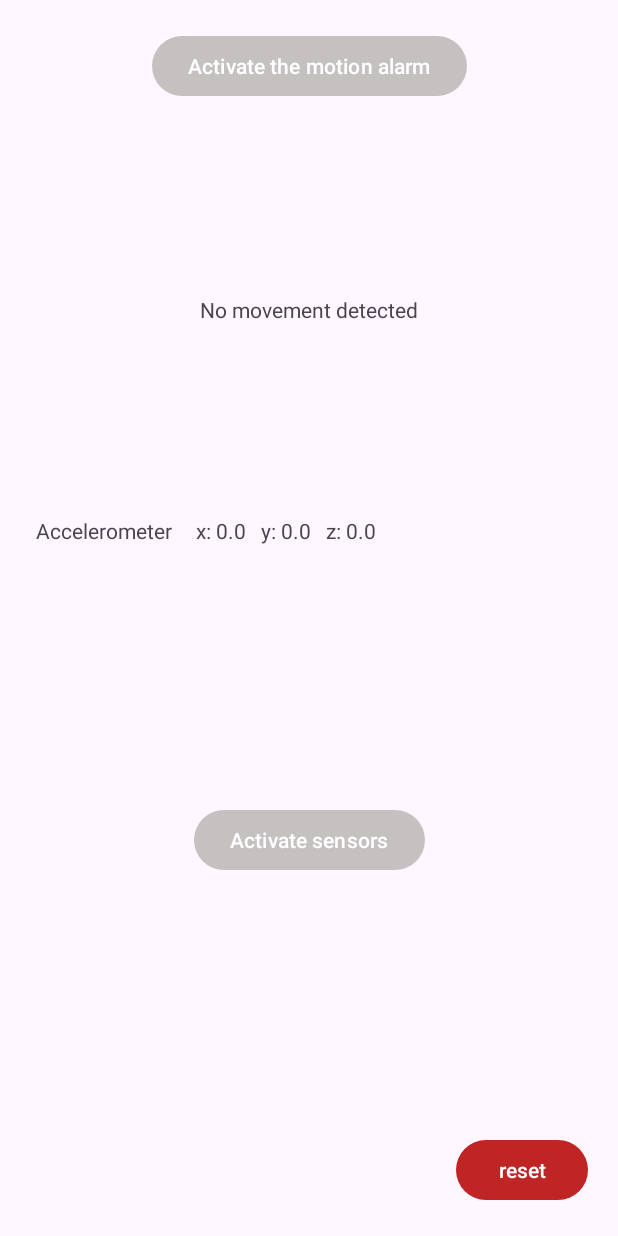
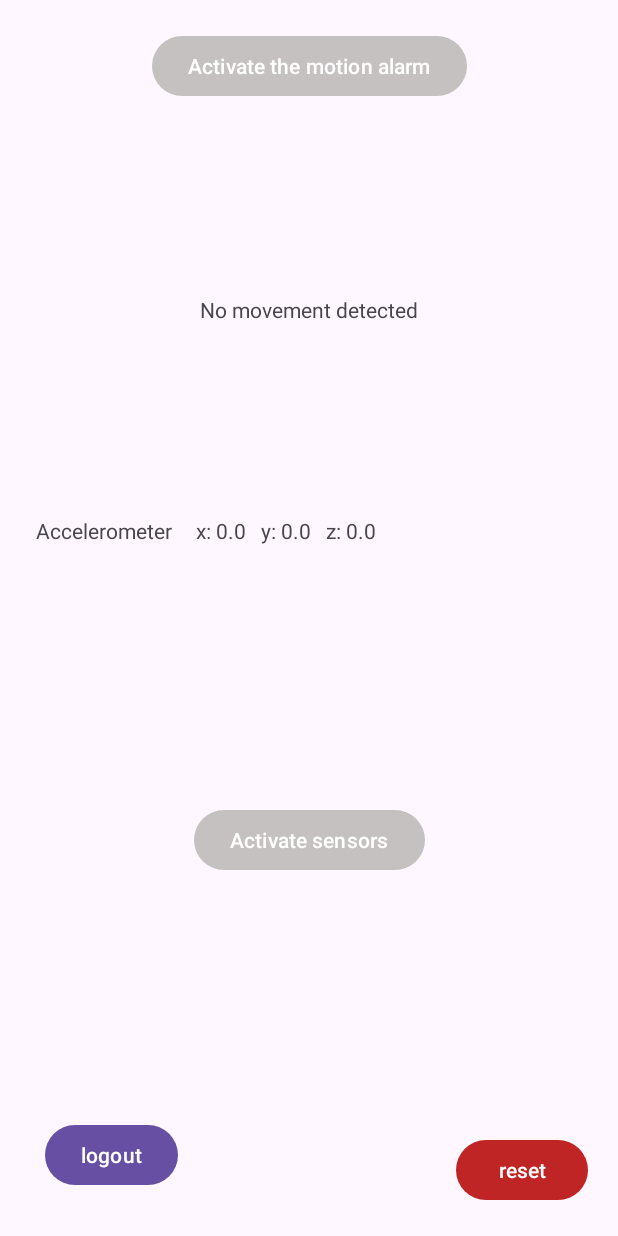
Before and after one commit to neliudochka/antichild, an Android app: the MotionDetectionFragment screen opened directly, with no data from a screen before it, on a phone screen of 412 x 824 dp. Run offline under Robolectric (Android 15) with nearby library versions, the phone set to English and light mode, and no system bars; our stand-ins replace Firebase (no records; nobody signed in at launch, a user with empty details on screens opened directly).

Commit message:
Implement logout: - add logout button; - implement logout logic.

```diff
--- a/app/src/main/res/layout/fragment_motion_detection.xml
+++ b/app/src/main/res/layout/fragment_motion_detection.xml
@@ -66,5 +66,14 @@
         app:layout_constraintBottom_toBottomOf="parent"
         app:layout_constraintEnd_toEndOf="parent" />
 
+    <Button
+        android:id="@+id/logout"
+        android:layout_width="wrap_content"
+        android:layout_height="wrap_content"
+        android:text="logout"
+        app:layout_constraintBottom_toBottomOf="parent"
+        app:layout_constraintStart_toStartOf="parent"
+        android:layout_margin="10dp"/>
+
 
 </androidx.constraintlayout.widget.ConstraintLayout>
```
Also changed, not shown: app/src/main/java/com/example/antichild/MotionDetectionFragment.kt (+11 -0 lines).
